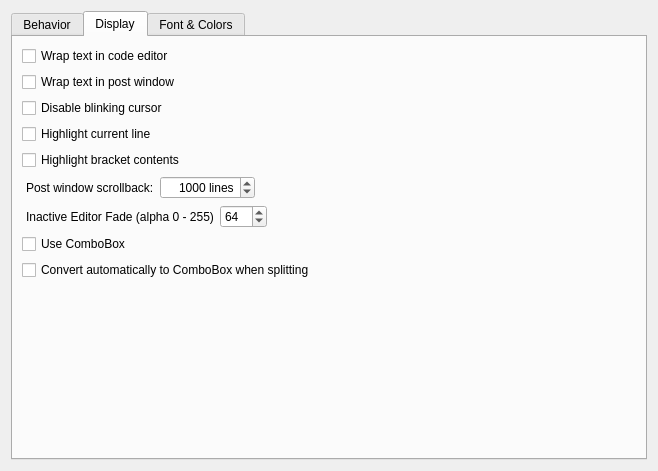
supercollider/supercollider, file editors/sc-ide/forms/settings_editor.ui: the form before one commit.
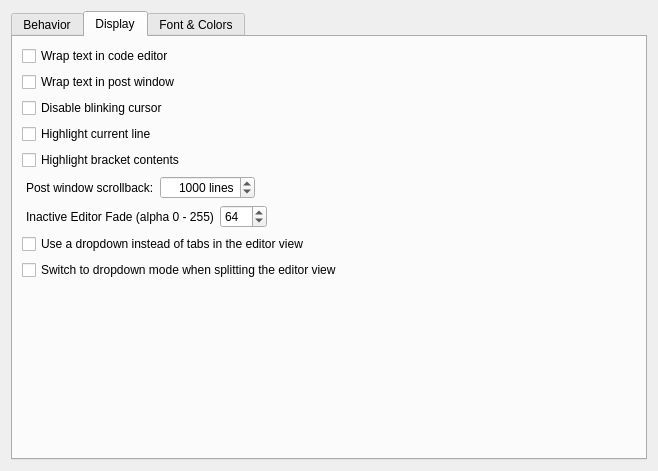
The form after the commit. Custom widgets are drawn as their Qt base class.

Commit message:
ide: reword "Use ComboBox" options
New options were introduced that allow using a combobox instead of tabs in the editor view. This commit improves the wording of these options in the settings window to be easier to understand.

Diff of the .ui file:
```diff
--- a/editors/sc-ide/forms/settings_editor.ui
+++ b/editors/sc-ide/forms/settings_editor.ui
@@ -321,14 +321,14 @@
         <item>
          <widget class="QCheckBox" name="useComboBox">
           <property name="text">
-           <string>Use ComboBox</string>
+           <string>Use a dropdown instead of tabs in the editor view</string>
           </property>
          </widget>
         </item>
         <item>
          <widget class="QCheckBox" name="useComboBoxWhenSplitting">
           <property name="text">
-           <string>Convert automatically to ComboBox when splitting</string>
+           <string>Switch to dropdown mode when splitting the editor view</string>
           </property>
          </widget>
         </item>
```
